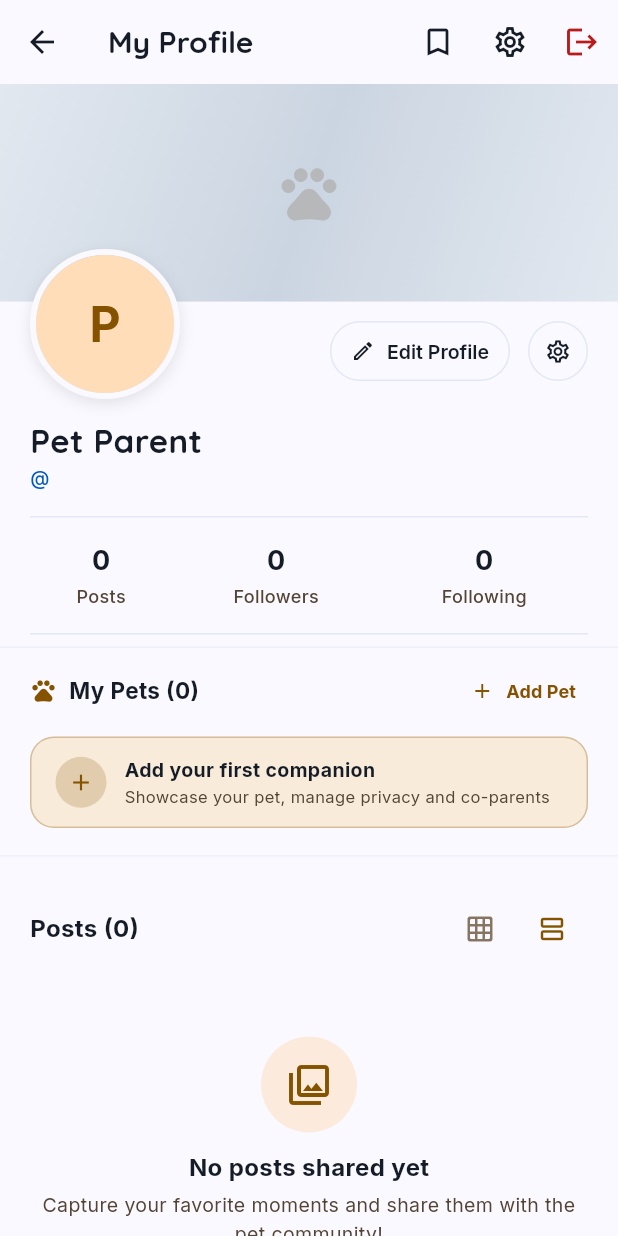
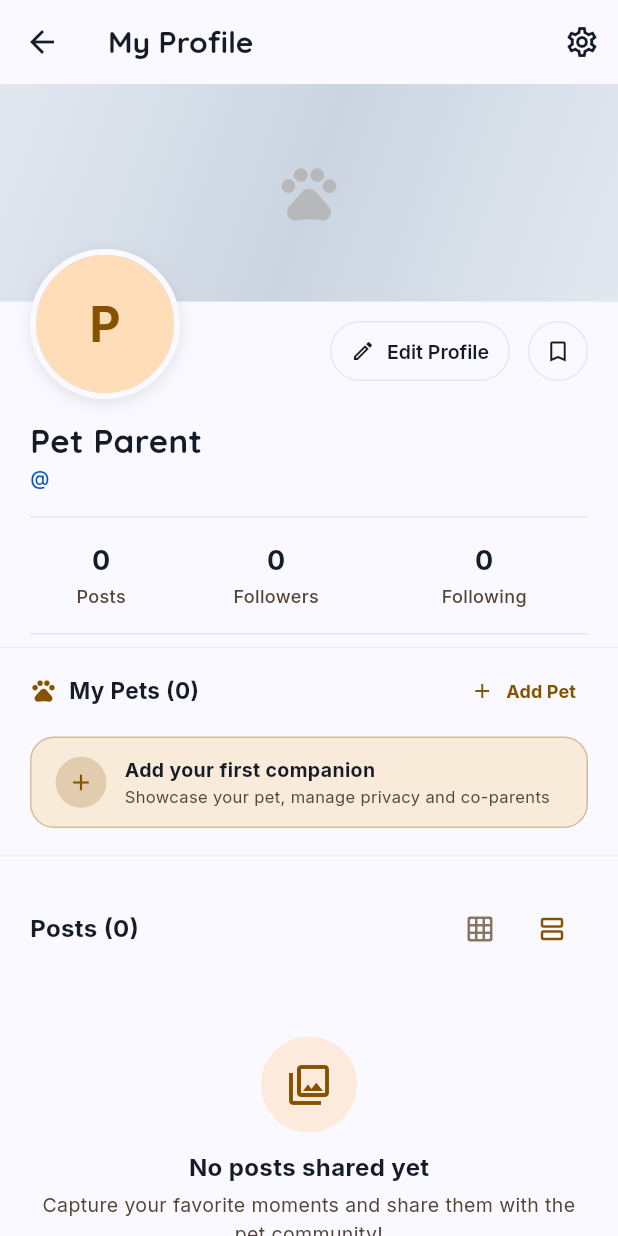
Before and after one commit to Achuabhijith2003/Peto_Mobile_App, a Flutter app: the ProfileScreen screen opened directly, on a phone screen of 412 x 824 dp. Run offline on Flutter 3.47's test engine with Material 3 defaults, Android fonts, the phone set to English and light mode, and no system bars; our stand-ins replace app_links, cached_network_image, dio, firebase_core, firebase_messaging, flutter_local_notifications and 6 more; accounts and stored records are empty; network calls fail.

Commit message:
UI element component update

```diff
--- a/lib/screens/profile/profile_screen.dart
+++ b/lib/screens/profile/profile_screen.dart
@@ -312,16 +312,16 @@ class _ProfileScreenState extends State<ProfileScreen> {
           ],
         ),
         actions: [
-          IconButton(
-            icon: const Icon(Icons.bookmark_outline),
-            tooltip: 'Saved Posts',
-            onPressed: () {
-              Navigator.push(
-                context,
-                MaterialPageRoute(builder: (_) => const BookmarksScreen()),
-              );
-            },
-          ),
+          // IconButton(
+          //   icon: const Icon(Icons.bookmark_outline),
+          //   tooltip: 'Saved Posts',
+          //   onPressed: () {
+          //     Navigator.push(
+          //       context,
+          //       MaterialPageRoute(builder: (_) => const BookmarksScreen()),
+          //     );
+          //   },
+          // ),
           IconButton(
             icon: const Icon(Icons.settings_outlined),
             tooltip: 'Settings',
@@ -333,11 +333,11 @@ class _ProfileScreenState extends State<ProfileScreen> {
               _loadProfileData();
             },
           ),
-          IconButton(
-            icon: const Icon(Icons.logout, color: AppColors.error),
-            tooltip: 'Sign Out',
-            onPressed: () => authProvider.logout(),
-          ),
+          // IconButton(
+          //   icon: const Icon(Icons.logout, color: AppColors.error),
+          //   tooltip: 'Sign Out',
+          //   onPressed: () => authProvider.logout(),
+          // ),
         ],
       ),
       body: RefreshIndicator(
@@ -445,12 +445,12 @@ class _ProfileScreenState extends State<ProfileScreen> {
                               shape: RoundedRectangleBorder(borderRadius: BorderRadius.circular(20)),
                               padding: const EdgeInsets.all(8),
                             ),
-                            icon: const Icon(Icons.settings_outlined, size: 18, color: AppColors.onSurface),
-                            tooltip: 'Settings',
+                            icon: const Icon(Icons.bookmark_outline, size: 18, color: AppColors.onSurface),
+                            tooltip: 'Saved Posts',
                             onPressed: () async {
                               await Navigator.push(
                                 context,
-                                MaterialPageRoute(builder: (_) => const SettingsScreen()),
+                                MaterialPageRoute(builder: (_) => const BookmarksScreen()),
                               );
                               _loadProfileData();
                             },
```
Also changed, not shown: lib/screens/community/community_screen.dart (+7 -7 lines).
